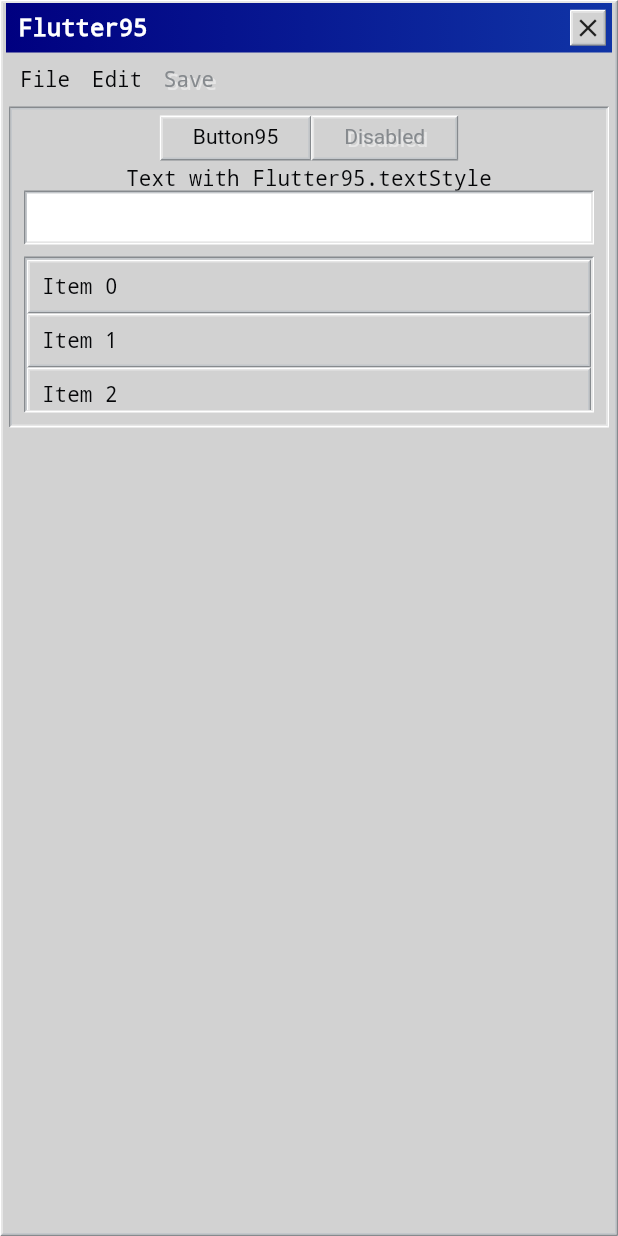
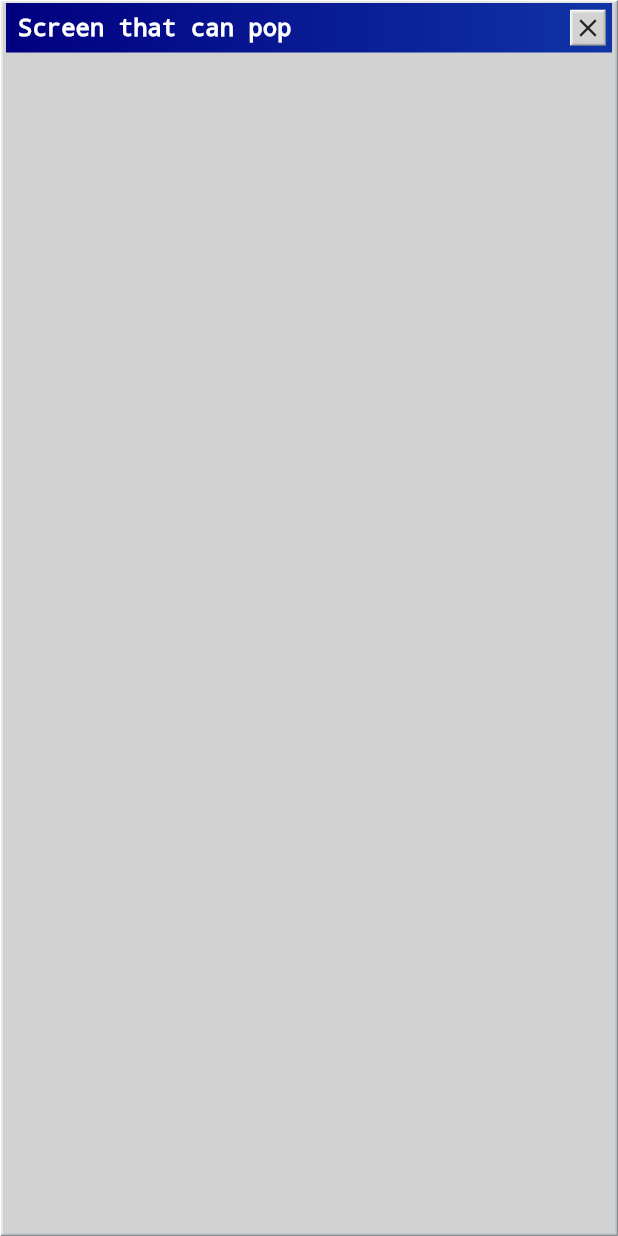
Before and after one commit to miquelbeltran/flutter95, a Flutter app: the screen it shows after launch, after a tap on "Button95", on a phone screen of 412 x 824 dp. Run offline on Flutter 3.47's test engine with Material 2 defaults, Android fonts, the phone set to English and light mode, and no system bars.

Commit message:
make close button disapear on root scaffold

```diff
--- a/example/lib/main.dart
+++ b/example/lib/main.dart
@@ -11,7 +11,15 @@ class Flutter95App extends StatelessWidget {
     return MaterialApp(
       debugShowCheckedModeBanner: false,
       color: Flutter95.background,
-      home: Scaffold95(
+      home: MainScreen(),
+    );
+  }
+}
+
+class MainScreen extends StatelessWidget {
+  @override
+  Widget build(BuildContext context) {
+    return Scaffold95(
       title: 'Flutter95',
       toolbar: Toolbar95(actions: [
         Item95(
@@ -37,7 +45,10 @@ class Flutter95App extends StatelessWidget {
                 mainAxisAlignment: MainAxisAlignment.center,
                 children: <Widget>[
                   Button95(
-                      onTap: () {},
+                    onTap: () {
+                      Navigator.of(context).push(MaterialPageRoute(
+                          builder: (context) => ScreenThatCanPop()));
+                    },
                     child: Text('Button95'),
                   ),
                   Button95(
@@ -56,7 +67,6 @@ class Flutter95App extends StatelessWidget {
               ),
               _buildListView(),
             ],
-            ),
           ),
         ),
       ),
@@ -96,3 +106,13 @@ class Flutter95App extends StatelessWidget {
     );
   }
 }
+
+class ScreenThatCanPop extends StatelessWidget {
+  @override
+  Widget build(BuildContext context) {
+    return Scaffold95(
+      title: 'Screen that can pop',
+      body: Container(),
+    );
+  }
+}
--- a/lib/src/scaffold95.dart
+++ b/lib/src/scaffold95.dart
@@ -42,6 +42,8 @@ class WindowHeader95 extends StatelessWidget {
 
   final String title;
 
+  bool _canPop(BuildContext context) => Navigator.of(context).canPop();
+
   @override
   Widget build(BuildContext context) {
     return SafeArea(
@@ -65,7 +67,7 @@ class WindowHeader95 extends StatelessWidget {
                 style: Flutter95.headerTextStyle,
               ),
               Spacer(),
-              CloseButton95(),
+              if (_canPop(context)) CloseButton95(),
               const SizedBox(width: 4),
             ],
           ),
```
Also changed, not shown: art/scaffold95_1.png (added), art/scaffold95_2.png (added), example/pubspec.lock, 1 other file. Lines whose indentation alone changed are shown as unchanged.
